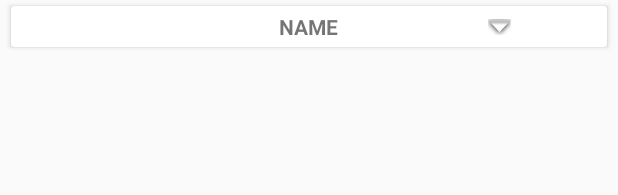
After one commit to kachroudi-Nedra/TestTechniqueAndroid, an Android app: the layout layout_character_item.xml on its own in the app's theme, with its tools: preview values and no code run, on a phone screen of 412 x 824 dp. The commit adds this screen. Shown: the top 195 px of the screen. Run offline under Robolectric (Android 15) with nearby library versions, the phone set to English and light mode, and no system bars.

Commit message:
mise en place de l’app

```diff
--- /dev/null
+++ b/app/src/main/res/layout/layout_character_item.xml
@@ -0,0 +1,70 @@
+<?xml version="1.0" encoding="utf-8"?>
+<android.support.constraint.ConstraintLayout xmlns:android="http://schemas.android.com/apk/res/android"
+                                             xmlns:app="http://schemas.android.com/apk/res-auto"
+                                             android:layout_width="match_parent"
+                                             android:layout_height="wrap_content">
+
+    <android.support.v7.widget.CardView
+            android:id="@+id/card_contrat_enfant"
+            android:layout_width="0dp"
+            android:layout_height="wrap_content"
+            android:layout_marginBottom="8dp"
+            android:layout_marginEnd="7dp"
+            android:layout_marginStart="7dp"
+            android:layout_marginTop="4dp"
+            app:layout_constraintBottom_toBottomOf="parent"
+            app:layout_constraintEnd_toEndOf="parent"
+            app:layout_constraintStart_toStartOf="parent"
+            app:layout_constraintTop_toTopOf="parent">
+
+        <android.support.constraint.ConstraintLayout
+                android:layout_width="match_parent"
+                android:layout_height="wrap_content">
+
+            <LinearLayout
+                    android:layout_width="match_parent"
+                    android:layout_height="wrap_content"
+                    android:orientation="horizontal">
+
+                <ImageView
+                        android:id="@+id/character_icon"
+                        android:layout_width="0dp"
+                        android:layout_weight="1"
+                        android:layout_height="wrap_content"
+                        android:layout_alignParentRight="true"
+                        android:layout_centerVertical="true"
+                        android:layout_marginBottom="8dp"
+                        android:layout_marginEnd="8dp"
+                        android:layout_marginTop="8dp"/>
+
+                <TextView
+                        android:id="@+id/character_name"
+                        android:layout_width="0dp"
+                        android:layout_weight="1"
+                        android:layout_height="wrap_content"
+                        android:text="NAME"
+                        android:layout_gravity="center"
+                        android:gravity="center"
+                        android:textStyle="bold"
+                        app:layout_constraintEnd_toStartOf="@+id/img_chevron"
+                        app:layout_constraintHorizontal_bias="0.0"
+                        app:layout_constraintStart_toStartOf="parent"
+                        app:layout_constraintTop_toTopOf="parent"/>
+
+
+                <ImageView
+                        android:id="@+id/img_chevron"
+                        android:layout_width="0dp"
+                        android:layout_weight="1"
+                        android:layout_height="wrap_content"
+                        android:layout_alignParentRight="true"
+                        android:layout_centerVertical="true"
+                        android:layout_marginBottom="8dp"
+                        android:layout_marginEnd="8dp"
+                        android:layout_marginTop="8dp"
+                        android:src="@android:drawable/arrow_down_float"/>
+            </LinearLayout>
+
+        </android.support.constraint.ConstraintLayout>
+    </android.support.v7.widget.CardView>
+</android.support.constraint.ConstraintLayout>
```
Also changed, not shown: app/build.gradle (+11 -1 lines), app/src/main/java/test/marvel/com/marvelcharacters/MainActivity.kt (+1 -1 lines), app/src/main/java/test/marvel/com/marvelcharacters/models/CharacterIcon.kt (added, +5 -0 lines), app/src/main/java/test/marvel/com/marvelcharacters/models/MarvelCharacter.kt (added, +13 -0 lines), app/src/main/java/test/marvel/com/marvelcharacters/models/MarvelCharacters.kt (added, +5 -0 lines), app/src/main/java/test/marvel/com/marvelcharacters/retrofit/RetrofitClient.java (added, +27 -0 lines), app/src/main/java/test/marvel/com/marvelcharacters/retrofit/RetrofitService.kt (added, +16 -0 lines), app/src/main/java/test/marvel/com/marvelcharacters/retrofit/RetrofitServiceImpl.kt (added, +20 -0 lines), app/src/main/res/layout/activity_main.xml (+11 -8 lines).
